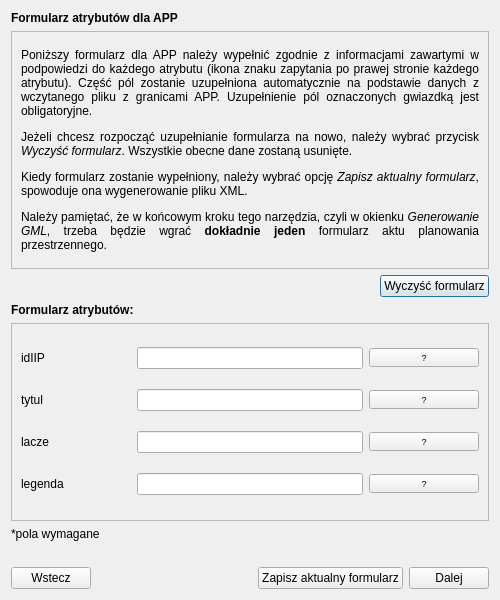
Old version of the form modules/app/views/ui/formularz_wektor_dialog_base.ui in the repository envirosolutionspl/wtyczka_qgis_app.
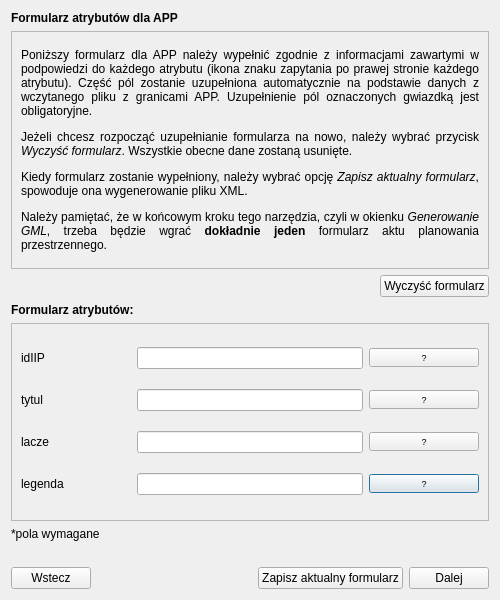
New version of the form.

Commit message: Usunięcie autoDefault na przyciskach

Diff of the .ui file:
```diff
--- a/modules/app/views/ui/formularz_wektor_dialog_base.ui
+++ b/modules/app/views/ui/formularz_wektor_dialog_base.ui
@@ -92,6 +92,9 @@
          <property name="text">
           <string>Wyczyść formularz</string>
          </property>
+         <property name="autoDefault">
+          <bool>false</bool>
+         </property>
         </widget>
        </item>
       </layout>
@@ -125,8 +128,8 @@
          <rect>
           <x>0</x>
           <y>0</y>
-          <width>461</width>
-          <height>128</height>
+          <width>484</width>
+          <height>228</height>
          </rect>
         </property>
         <layout class="QGridLayout" name="gridLayout_2">
```
Left out of the diff: 13 changed lines with no effect on the pictures. The commit also changes 9 other files.
